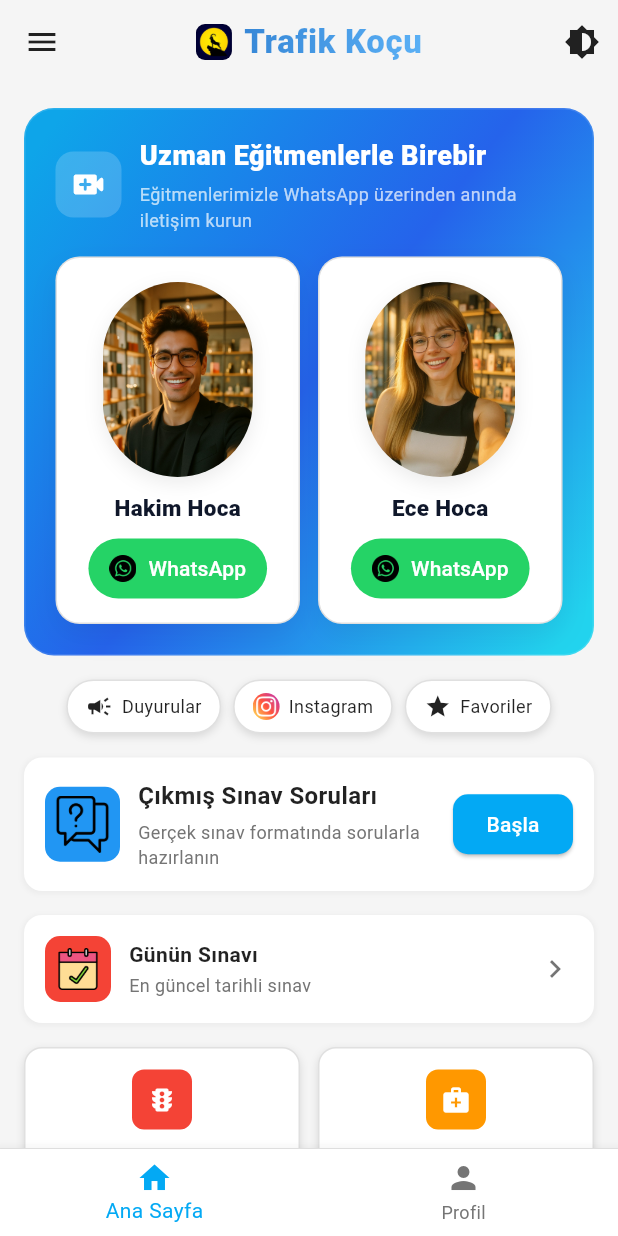
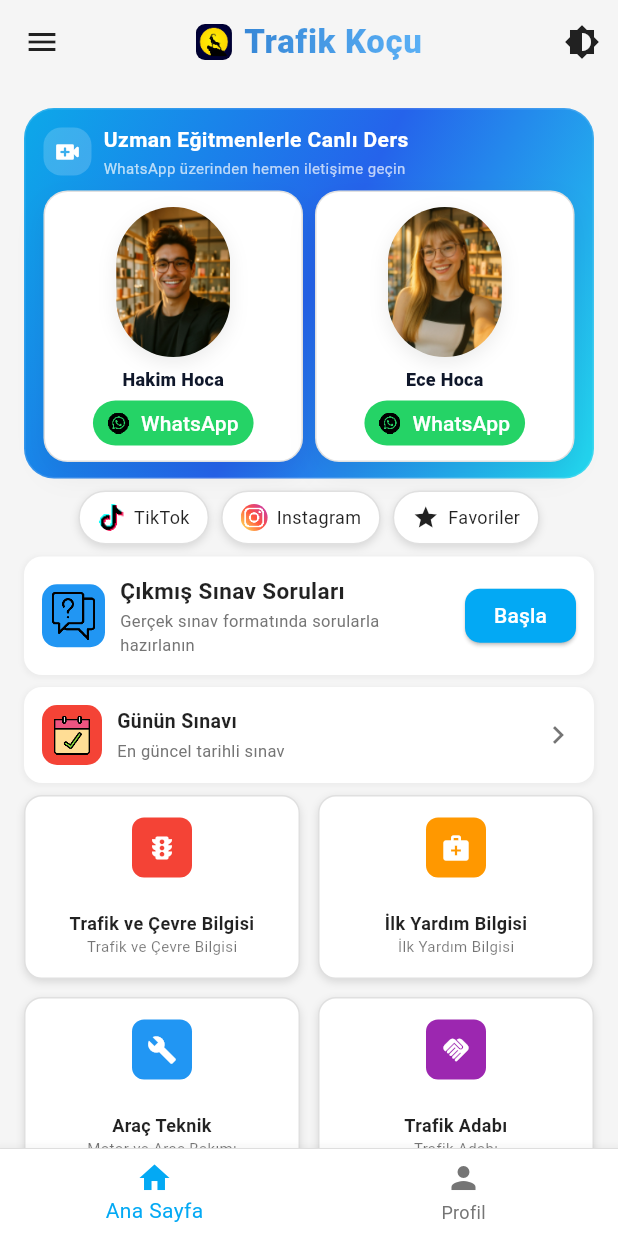
Before and after one commit to nmustafaozkaya/Driving-license, a Flutter app: the screen it shows after launch, on a phone screen of 412 x 824 dp. Run offline on Flutter 3.47's test engine with Material 3 defaults, Android fonts, the phone set to English and light mode, and no system bars; our stand-ins replace chewie, cloud_firestore, firebase_core, shared_preferences, video_player, webview_flutter; accounts and stored records are empty.

Commit message:
son değişiklikler
son

```diff
--- a/lib/main.dart
+++ b/lib/main.dart
@@ -297,6 +297,28 @@ class _HomePageState extends State<HomePage> {
     }
   }
 
+  Future<void> _openTikTok() async {
+    const String tiktokUrl =
+        'https://www.tiktok.com/@hakimhocaa?is_from_webapp=1&sender_device=pc';
+    final uri = Uri.parse(tiktokUrl);
+    if (await canLaunchUrl(uri)) {
+      final ok = await launchUrl(uri, mode: LaunchMode.externalApplication);
+      if (!ok) {
+        ScaffoldMessenger.of(context).showSnackBar(
+          const SnackBar(
+            content: Text('TikTok açılamadı. Lütfen gerçek cihazda deneyin.'),
+          ),
+        );
+      }
+    } else {
+      ScaffoldMessenger.of(context).showSnackBar(
+        const SnackBar(
+          content: Text('TikTok açılamadı. Lütfen gerçek cihazda deneyin.'),
+        ),
+      );
+    }
+  }
+
   @override
   Widget build(BuildContext context) {
     return Scaffold(
@@ -332,13 +354,13 @@ class _HomePageState extends State<HomePage> {
                 crossAxisAlignment: CrossAxisAlignment.start,
                 children: [
                   _buildLiveLessonContactCard(),
-                  const SizedBox(height: 16),
+                  const SizedBox(height: 8),
                   _buildSocialMediaSection(),
-                  const SizedBox(height: 16),
+                  const SizedBox(height: 8),
                   _buildMainExamCard(),
-                  const SizedBox(height: 16),
+                  const SizedBox(height: 8),
                   _buildDailyAndRandomExams(),
-                  const SizedBox(height: 16),
+                  const SizedBox(height: 8),
                   _buildBottomCategoriesGrid(),
                 ],
               ),
@@ -707,6 +729,8 @@ class _HomePageState extends State<HomePage> {
             height: 24,
             width: 24,
             fit: BoxFit.cover,
+            cacheWidth: 48,
+            filterQuality: FilterQuality.low,
           ),
         ),
         const SizedBox(width: 8),
@@ -805,8 +829,8 @@ class _HomePageState extends State<HomePage> {
                         duration: const Duration(milliseconds: 180),
                         curve: Curves.easeOut,
                         padding: const EdgeInsets.symmetric(
-                          vertical: 16,
-                          horizontal: 14,
+                          vertical: 10,
+                          horizontal: 10,
                         ),
                         decoration: BoxDecoration(
                           color: isDark
@@ -832,8 +856,8 @@ class _HomePageState extends State<HomePage> {
                           mainAxisSize: MainAxisSize.min,
                           children: [
                             Container(
-                              width: 100,
-                              height: 130,
+                              width: 76,
+                              height: 100,
                               decoration: BoxDecoration(
                                 borderRadius: BorderRadius.circular(50),
                                 boxShadow: isDark
@@ -850,18 +874,20 @@ class _HomePageState extends State<HomePage> {
                                 borderRadius: BorderRadius.circular(50),
                                 child: Image.asset(
                                   assetPath,
-                                  width: 100,
-                                  height: 130,
+                                  width: 76,
+                                  height: 100,
                                   fit: BoxFit.cover,
+                                  cacheWidth: 152,
+                                  filterQuality: FilterQuality.low,
                                   alignment: Alignment.topCenter,
                                 ),
                               ),
                             ),
-                            const SizedBox(height: 10),
+                            const SizedBox(height: 6),
                             Text(
                               name,
                               style: TextStyle(
-                                fontSize: 15,
+                                fontSize: 12,
                                 fontWeight: FontWeight.w800,
                                 color: isDark
                                     ? Colors.white
@@ -870,17 +896,19 @@ class _HomePageState extends State<HomePage> {
                               ),
                               textAlign: TextAlign.center,
                             ),
-                            const SizedBox(height: 10),
+                            const SizedBox(height: 6),
                             SizedBox(
-                              height: 40,
+                              height: 30,
                               child: ElevatedButton.icon(
                                 onPressed: () => openWhatsApp(phone, name),
                                 icon: SizedBox(
-                                  width: 18,
-                                  height: 18,
+                                  width: 14,
+                                  height: 14,
                                   child: Image.asset(
                                     'lib/assests/logo/whatsapp.png',
                                     fit: BoxFit.contain,
+                                    cacheWidth: 28,
+                                    filterQuality: FilterQuality.low,
                                   ),
                                 ),
                                 label: const Text('WhatsApp'),
@@ -888,9 +916,7 @@ class _HomePageState extends State<HomePage> {
                                   backgroundColor: const Color(0xFF25D366),
                                   foregroundColor: Colors.white,
                                   elevation: 0,
-                                  padding: const EdgeInsets.symmetric(
-                                    horizontal: 14,
-                                  ),
+                                  padding: const EdgeInsets.symmetric(horizontal: 10),
                                   shape: RoundedRectangleBorder(
                                     borderRadius: BorderRadius.circular(999),
                                   ),
@@ -937,7 +963,7 @@ class _HomePageState extends State<HomePage> {
         borderRadius: BorderRadius.circular(20),
       ),
       child: Container(
-        padding: const EdgeInsets.fromLTRB(20, 18, 20, 20),
+        padding: const EdgeInsets.fromLTRB(12, 10, 12, 10),
         decoration: BoxDecoration(
           borderRadius: BorderRadius.circular(20),
           border: Border.all(color: Colors.white.withOpacity(0.12)),
@@ -948,8 +974,8 @@ class _HomePageState extends State<HomePage> {
             Row(
               children: [
                 Container(
-                  width: 44,
-                  height: 44,
+                  width: 32,
+                  height: 32,
                   decoration: BoxDecoration(
                     color: Colors.white.withOpacity(0.18),
                     borderRadius: BorderRadius.circular(12),
@@ -957,34 +983,34 @@ class _HomePageState extends State<HomePage> {
                   child: const Icon(
                     Icons.video_call_rounded,
                     color: Colors.white,
-                    size: 26,
+                    size: 20,
                   ),
                 ),
-                const SizedBox(width: 12),
+                const SizedBox(width: 8),
                 Expanded(
                   child: Column(
                     crossAxisAlignment: CrossAxisAlignment.start,
                     children: const [
                       Text(
-                        'Uzman Eğitmenlerle Birebir',
+                        'Uzman Eğitmenlerle Canlı Ders',
                         style: TextStyle(
-                          fontSize: 18,
-                          fontWeight: FontWeight.w900,
+                          fontSize: 14,
+                          fontWeight: FontWeight.w700,
                           color: Colors.white,
                           letterSpacing: 0.3,
                         ),
                       ),
-                      SizedBox(height: 4),
+                      SizedBox(height: 2),
                       Text(
-                        'Eğitmenlerimizle WhatsApp üzerinden anında iletişim kurun',
-                        style: TextStyle(fontSize: 12, color: Colors.white70),
+                        'WhatsApp üzerinden hemen iletişime geçin',
+                        style: TextStyle(fontSize: 10, color: Colors.white70),
                       ),
                     ],
                   ),
                 ),
               ],
             ),
-            const SizedBox(height: 16),
+            const SizedBox(height: 8),
             Row(
               children: [
                 person(
@@ -992,7 +1018,7 @@ class _HomePageState extends State<HomePage> {
                   name: maleInstructorName,
                   phone: maleInstructorPhone,
                 ),
-                const SizedBox(width: 12),
+                const SizedBox(width: 8),
                 person(
                   assetPath: 'lib/assests/ManWoman/woman.jpeg',
                   name: femaleInstructorName,
@@ -1013,12 +1039,13 @@ class _HomePageState extends State<HomePage> {
       mainAxisAlignment: MainAxisAlignment.center,
       children: [
         GestureDetector(
-          onTap: () {
-            Navigator.of(context).push(
-              MaterialPageRoute(builder: (_) => const AnnouncementsPage()),
-            );
-          },
-          child: _buildActionChip(Icons.campaign, 'Duyurular', chipBg),
+          onTap: () => _openTikTok(),
+          child: _buildActionChipImageSized(
+            'lib/assests/icons/tiktok.png',
+            'TikTok',
+            chipBg,
+            24,
+          ),
         ),
         const SizedBox(width: 8),
         GestureDetector(
@@ -1099,7 +1126,58 @@ class _HomePageState extends State<HomePage> {
           SizedBox(
             width: 18,
             height: 18,
-            child: ClipOval(child: Image.asset(asset, fit: BoxFit.cover)),
+            child: ClipOval(
+              child: Image.asset(
+                asset,
+                fit: BoxFit.cover,
+                cacheWidth: 36,
+                filterQuality: FilterQuality.low,
+                errorBuilder: (context, error, stack) => const Icon(Icons.image_not_supported, size: 16),
+              ),
+            ),
+          ),
+          const SizedBox(width: 6),
+          Text(label, style: const TextStyle(fontSize: 12)),
+        ],
+      ),
+    );
+  }
+
+  Widget _buildActionChipImageSized(String asset, String label, Color bg, int cacheW) {
+    final isDark = Theme.of(context).brightness == Brightness.dark;
+    return Container(
+      padding: const EdgeInsets.symmetric(vertical: 8, horizontal: 12),
+      decoration: BoxDecoration(
+        color: bg,
+        borderRadius: BorderRadius.circular(20),
+        border: Border.all(
+          color: isDark ? Colors.grey[700]! : Colors.grey[300]!,
+        ),
+        boxShadow: isDark
+            ? null
+            : const [
+                BoxShadow(
+                  color: Colors.black12,
+                  blurRadius: 4,
+                  offset: Offset(0, 2),
+                ),
+              ],
+      ),
+      child: Row(
+        mainAxisSize: MainAxisSize.min,
+        children: [
+          SizedBox(
+            width: 18,
+            height: 18,
+            child: ClipOval(
+              child: Image.asset(
+                asset,
+                fit: BoxFit.cover,
+                cacheWidth: cacheW,
+                filterQuality: FilterQuality.low,
+                errorBuilder: (context, error, stack) => const Icon(Icons.image_not_supported, size: 16),
+              ),
+            ),
           ),
           const SizedBox(width: 6),
           Text(label, style: const TextStyle(fontSize: 12)),
@@ -1112,7 +1190,7 @@ class _HomePageState extends State<HomePage> {
     final isDark = Theme.of(context).brightness == Brightness.dark;
     return Container(
       width: double.infinity,
-      padding: const EdgeInsets.all(14),
+      padding: const EdgeInsets.all(12),
       decoration: BoxDecoration(
         color: isDark ? const Color(0xFF2A2A2A) : Colors.white,
         borderRadius: BorderRadius.circular(12),
@@ -1130,21 +1208,23 @@ class _HomePageState extends State<HomePage> {
       child: Row(
         children: [
           Container(
-            width: 50,
-            height: 50,
+            width: 42,
+            height: 42,
             decoration: BoxDecoration(
               color: Colors.blue,
               borderRadius: BorderRadius.circular(10),
             ),
-            child: Padding(
-              padding: const EdgeInsets.all(6.0),
+              child: Padding(
+              padding: const EdgeInsets.all(5.0),
               child: Image.asset(
                 'lib/assests/icons/question.png',
-                fit: BoxFit.contain,
-              ),
-            ),
-          ),
-          const SizedBox(width: 12),
+                  fit: BoxFit.contain,
+                  cacheWidth: 84,
+                  filterQuality: FilterQuality.low,
+              ),
+            ),
+          ),
+          const SizedBox(width: 10),
           Expanded(
             child: Column(
               crossAxisAlignment: CrossAxisAlignment.start,
@@ -1152,23 +1232,23 @@ class _HomePageState extends State<HomePage> {
                 Text(
                   'Çıkmış Sınav Soruları',
                   style: TextStyle(
-                    fontSize: 16,
+                    fontSize: 15,
                     fontWeight: FontWeight.w700,
                     color: isDark ? Colors.white : Colors.black87,
                   ),
                 ),
-                const SizedBox(height: 4),
+                const SizedBox(height: 2),
                 Text(
                   'Gerçek sınav formatında sorularla hazırlanın',
                   style: TextStyle(
-                    fontSize: 12,
+                    fontSize: 11,
                     color: isDark ? Colors.grey[400] : Colors.grey[600],
                   ),
                 ),
               ],
             ),
           ),
-          const SizedBox(width: 12),
+          const SizedBox(width: 10),
           ElevatedButton(
             onPressed: () {
               Navigator.of(context).push(
@@ -1183,10 +1263,10 @@ class _HomePageState extends State<HomePage> {
               );
             },
             style: ElevatedButton.styleFrom(
-              minimumSize: const Size(80, 36),
+              minimumSize: const Size(74, 34),
               backgroundColor: Colors.lightBlue,
               foregroundColor: Colors.white,
-              padding: const EdgeInsets.symmetric(horizontal: 12, vertical: 10),
+              padding: const EdgeInsets.symmetric(horizontal: 10, vertical: 8),
               shape: RoundedRectangleBorder(
                 borderRadius: BorderRadius.circular(10),
               ),
@@ -1243,7 +1323,7 @@ class _HomePageState extends State<HomePage> {
         }
       },
       child: Container(
-        padding: const EdgeInsets.all(14),
+        padding: const EdgeInsets.all(12),
         decoration: BoxDecoration(
           color: isDark ? const Color(0xFF2A2A2A) : Colors.white,
           borderRadius: BorderRadius.circular(12),
@@ -1263,21 +1343,23 @@ class _HomePageState extends State<HomePage> {
           crossAxisAlignment: CrossAxisAlignment.center,
           children: [
             Container(
-              width: 44,
-              height: 44,
+              width: 40,
+              height: 40,
               decoration: BoxDecoration(
                 color: Colors.red,
                 borderRadius: BorderRadius.circular(10),
               ),
               child: Padding(
-                padding: const EdgeInsets.all(8.0),
+                padding: const EdgeInsets.all(7.0),
                 child: Image.asset(
                   'lib/assests/icons/today_icon.png',
                   fit: BoxFit.contain,
+                  cacheWidth: 80,
+                  filterQuality: FilterQuality.low,
                 ),
               ),
             ),
-            const SizedBox(width: 12),
+            const SizedBox(width: 10),
             Expanded(
               child: Column(
                 crossAxisAlignment: CrossAxisAlignment.start,
@@ -1285,7 +1367,7 @@ class _HomePageState extends State<HomePage> {
                   Text(
                     'Günün Sınavı',
                     style: TextStyle(
-                      fontSize: 14,
+                      fontSize: 13,
                       fontWeight: FontWeight.w700,
                       color: isDark ? Colors.white : Colors.black87,
                     ),
@@ -1294,14 +1376,14 @@ class _HomePageState extends State<HomePage> {
                   Text(
                     'En güncel tarihli sınav',
                     style: TextStyle(
-                      fontSize: 12,
+                      fontSize: 11,
                       color: isDark ? Colors.grey[400] : Colors.grey[600],
                     ),
                   ),
                 ],
               ),
             ),
-            const SizedBox(width: 12),
+            const SizedBox(width: 10),
             Icon(
               Icons.chevron_right,
               color: isDark ? Colors.white : Colors.black54,
--- a/pubspec.yaml
+++ b/pubspec.yaml
@@ -82,6 +82,7 @@ flutter:
     - lib/assests/icons/traffic_icon.png
     - lib/assests/icons/speed_meter_icon.png
     - lib/assests/icons/lessons_icon.png
+    - lib/assests/icons/tiktok.png
     - lib/assests/logo/
     - lib/assests/pdfs/
     - lib/assests/ManWoman/
```
Also changed, not shown: lib/assests/icons/tiktok.png (added).
